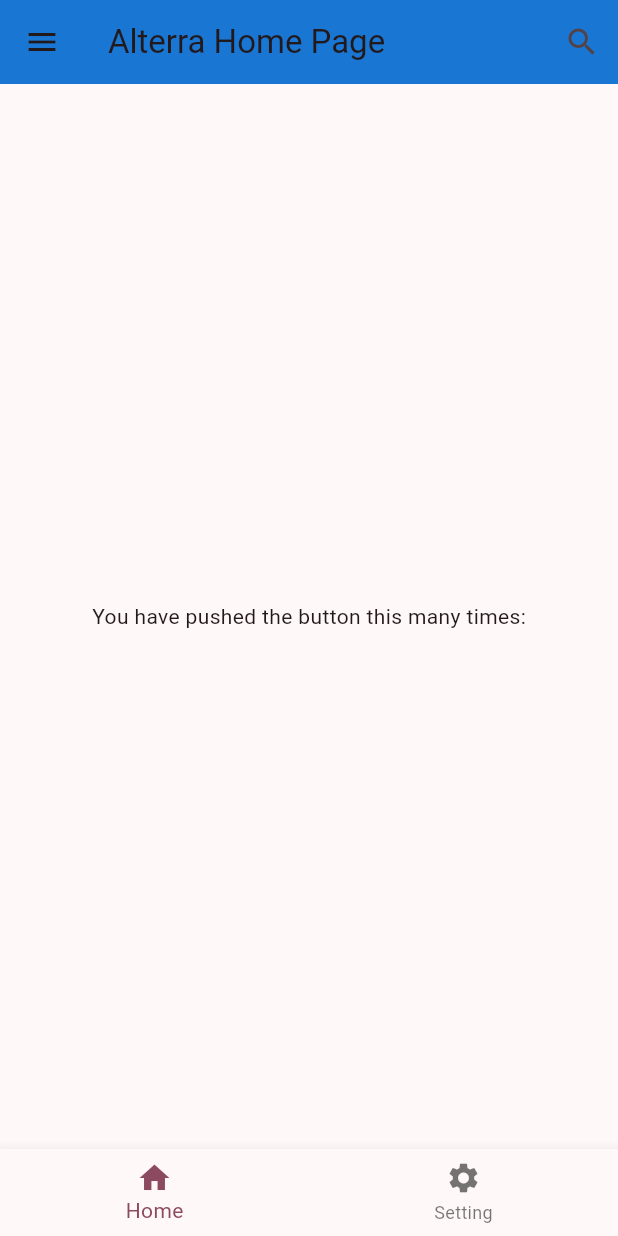
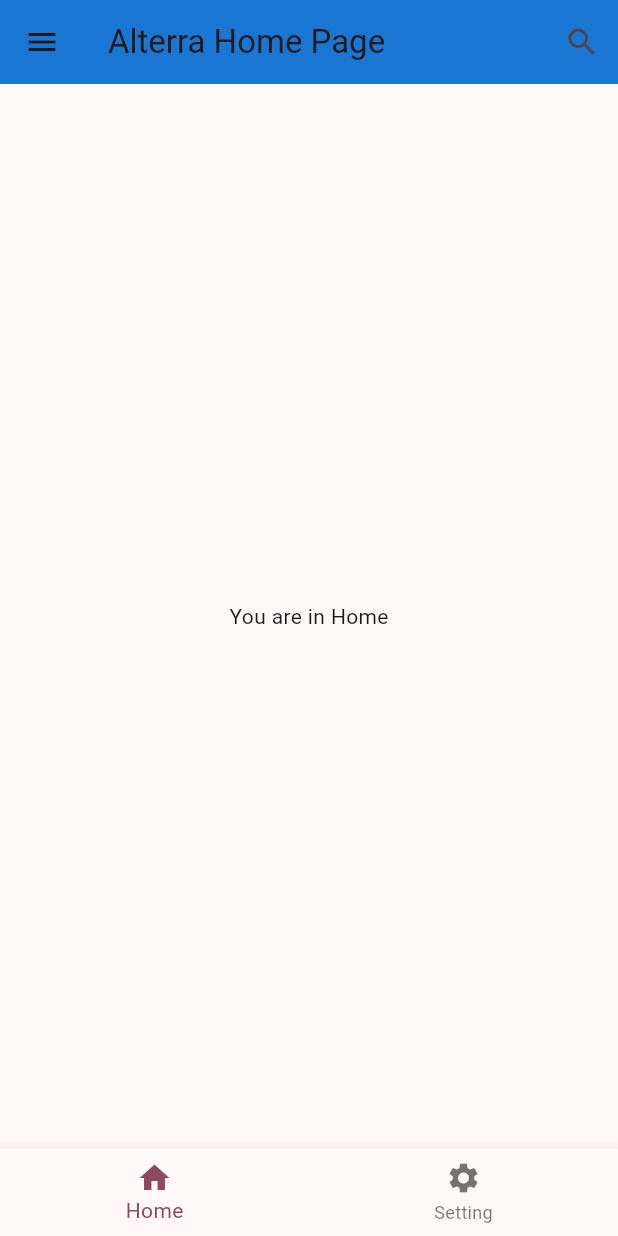
Before and after one commit to keldreon/prakerja_navbar, a Flutter app: the screen it shows after launch, on a phone screen of 412 x 824 dp. Run offline on Flutter 3.47's test engine with Material 2 defaults, Android fonts, the phone set to English and light mode, and no system bars.

Commit message:
edited some word in main

```diff
--- a/lib/main.dart
+++ b/lib/main.dart
@@ -92,7 +92,7 @@ class _MyHomePageState extends State<MyHomePage> {
           mainAxisAlignment: MainAxisAlignment.center,
           children: <Widget>[
             Text(
-              'You have pushed the button this many times:',
+              'You are in Home',
             ),
           ],
         ),
```
